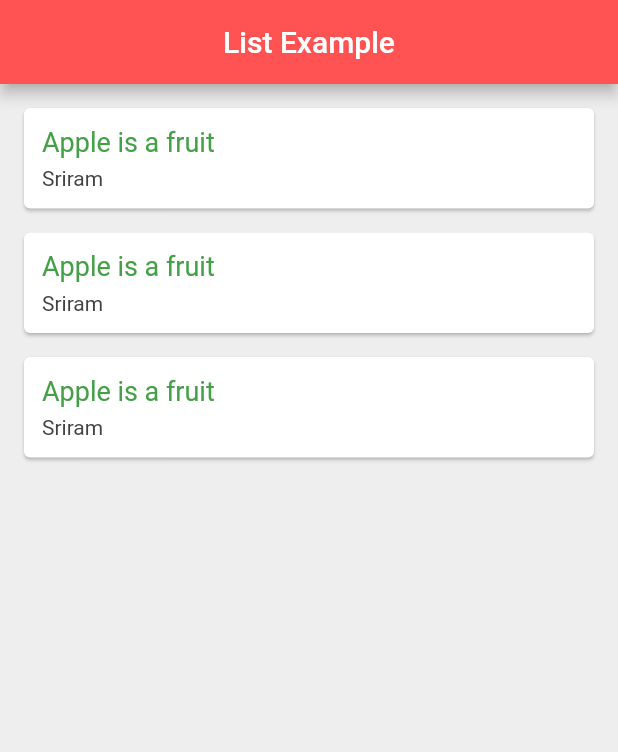
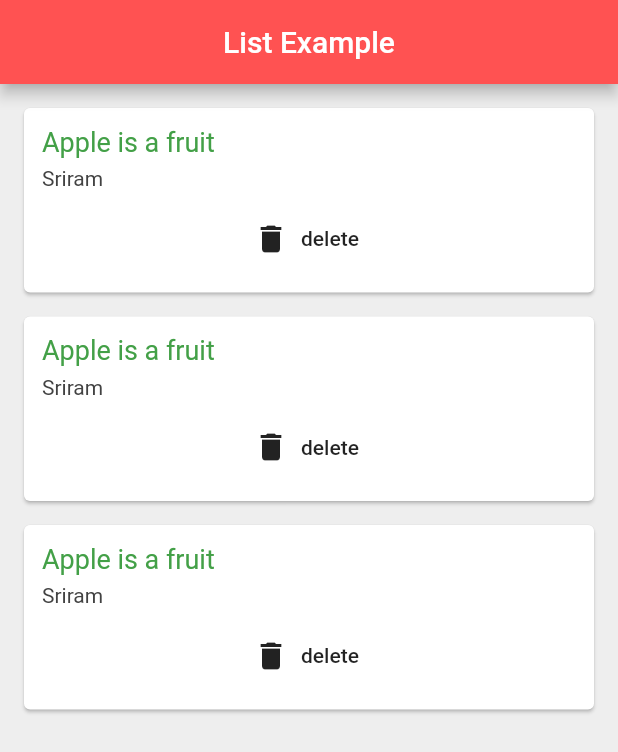
Before and after one commit to sriramkumarb/learn-flutter, a Flutter app: the screen it shows after launch, on a phone screen of 412 x 824 dp. Shown: the top 752 px of the screen. Run offline on Flutter 3.47's test engine with Material 2 defaults, Android fonts, the phone set to English and light mode, and no system bars.

Commit message:
passing function as parameters

```diff
--- a/lib/main.dart
+++ b/lib/main.dart
@@ -38,7 +38,14 @@ class _ListExampleState extends State<ListExample> {
         backgroundColor: Colors.redAccent,
       ),
       body: Column(
-        children: quotes.map((quote) => QuoteCardTemplate(quote: quote)).toList(),
+        children: quotes.map((quote) => QuoteCardTemplate(
+            quote: quote,
+            delete: (){
+              setState(() {
+                quotes.remove(quote);
+              });
+            }
+        )).toList(),
       ),
     );
   }
--- a/lib/quote_card.dart
+++ b/lib/quote_card.dart
@@ -3,7 +3,8 @@ import 'quote.dart';
 class QuoteCardTemplate extends StatelessWidget {
 
   final Quote quote;
-  QuoteCardTemplate({ required this.quote });
+  final Function delete;
+  QuoteCardTemplate({ required this.quote, required this.delete });
 
   @override
   Widget build(BuildContext context) {
@@ -28,6 +29,12 @@ class QuoteCardTemplate extends StatelessWidget {
                   fontSize: 14.0,
                   color: Colors.grey[800],
                 ),
+              ),
+              SizedBox(height: 8.0),
+              FlatButton.icon(
+                  onPressed: () => delete,
+                  label: Text('delete'),
+                  icon: Icon(Icons.delete),
               )
             ],
           ),
```
